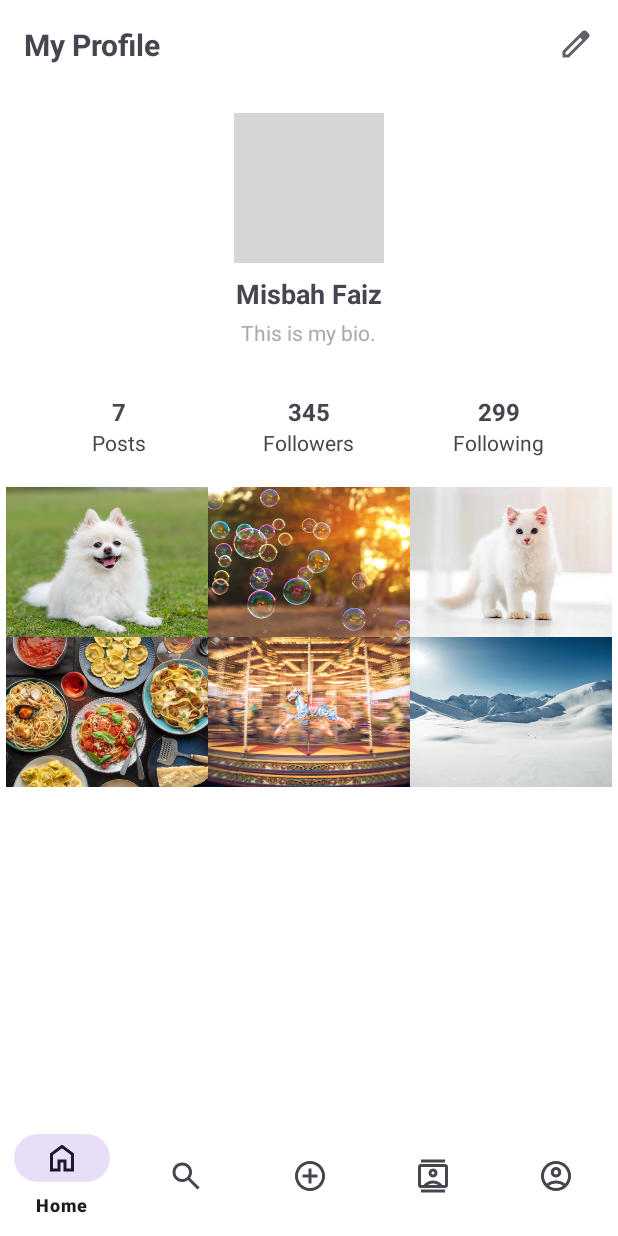
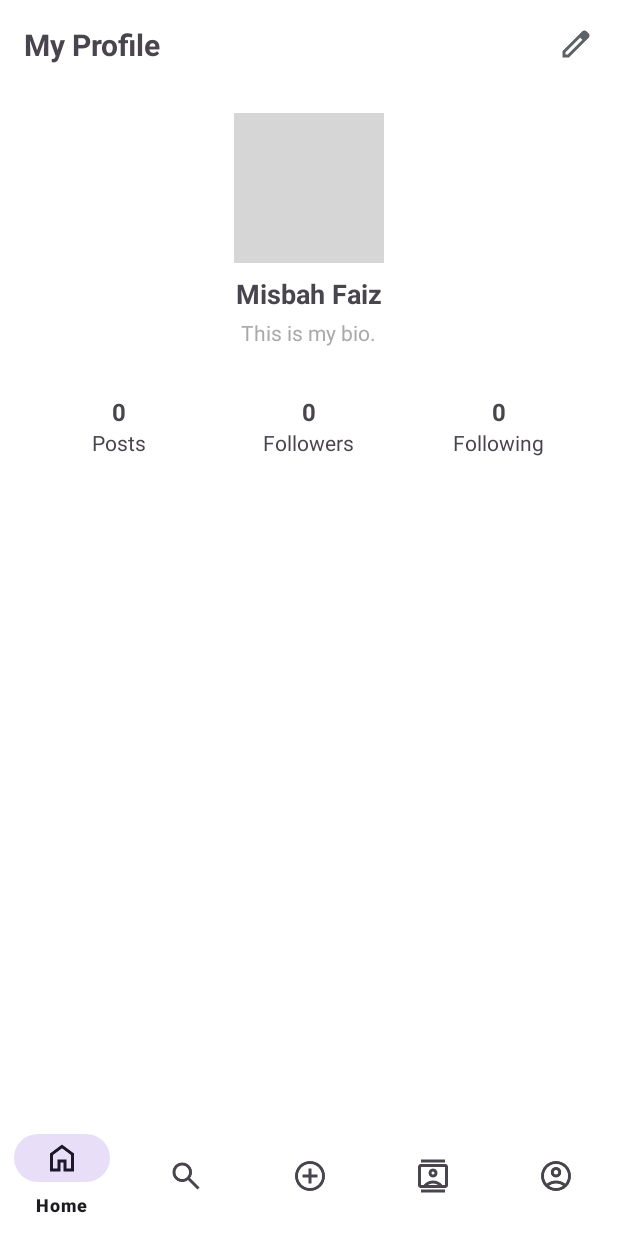
Before and after one commit to abeernoor05/ConnectMeApp, an Android app: the ProfileActivity screen opened directly, with no data from a screen before it, on a phone screen of 412 x 824 dp. Run offline under Robolectric (Android 15) with nearby library versions, the phone set to English and light mode, and no system bars; our stand-ins replace Firebase (no records; nobody signed in at launch, a user with empty details on screens opened directly), Volley; 1 statement that could not run was skipped; grey boxes are pictures that could not be loaded.

```diff
--- a/app/src/main/res/layout/activity_profile.xml
+++ b/app/src/main/res/layout/activity_profile.xml
@@ -4,7 +4,6 @@
     android:layout_width="match_parent"
     android:layout_height="match_parent"
     android:background="@color/white">
-
 
     <LinearLayout
         android:id="@+id/topBar"
@@ -13,8 +12,6 @@
         android:orientation="horizontal"
         android:padding="16dp"
         android:gravity="center_vertical">
-
-
 
         <RelativeLayout
             android:layout_width="0dp"
@@ -27,10 +24,8 @@
                 android:layout_height="wrap_content"
                 android:text="My Profile"
                 android:textSize="20sp"
-                android:textStyle="bold"
-                />
+                android:textStyle="bold" />
         </RelativeLayout>
-
 
         <RelativeLayout
             android:layout_width="wrap_content"
@@ -42,10 +37,9 @@
                 android:layout_height="24dp"
                 android:src="@drawable/edit"
                 android:clickable="true"
-                android:focusable="true"/>
+                android:focusable="true" />
         </RelativeLayout>
     </LinearLayout>
-
 
     <LinearLayout
         android:id="@+id/profileInfo"
@@ -56,7 +50,6 @@
         android:gravity="center"
         android:padding="16dp">
 
-
         <ImageView
             android:id="@+id/profilePic"
             android:layout_width="100dp"
@@ -65,8 +58,7 @@
             android:scaleType="centerCrop"
             android:layout_marginBottom="8dp"
             android:background="@drawable/circle_shape"
-            android:clipToOutline="true"/>
-
+            android:clipToOutline="true" />
 
         <TextView
             android:id="@+id/username"
@@ -75,8 +67,7 @@
             android:text="Misbah Faiz"
             android:textSize="18sp"
             android:textStyle="bold"
-            android:layout_marginBottom="4dp"/>
-
+            android:layout_marginBottom="4dp" />
 
         <TextView
             android:id="@+id/bio"
@@ -84,9 +75,8 @@
             android:layout_height="wrap_content"
             android:text="This is my bio."
             android:textSize="14sp"
-            android:textColor="@android:color/darker_gray"/>
+            android:textColor="@android:color/darker_gray" />
     </LinearLayout>
-
 
     <LinearLayout
         android:id="@+id/statsLayout"
@@ -96,7 +86,6 @@
         android:gravity="center"
         android:layout_below="@id/profileInfo"
         android:padding="16dp">
-
 
         <LinearLayout
             android:layout_width="0dp"
@@ -109,17 +98,16 @@
                 android:id="@+id/postCount"
                 android:layout_width="wrap_content"
                 android:layout_height="wrap_content"
-                android:text="7"
+                android:text="0"
                 android:textSize="16sp"
-                android:textStyle="bold"/>
+                android:textStyle="bold" />
 
             <TextView
                 android:layout_width="wrap_content"
                 android:layout_height="wrap_content"
                 android:text="Posts"
-                android:textSize="14sp"/>
+                android:textSize="14sp" />
         </LinearLayout>
-
 
         <LinearLayout
             android:layout_width="0dp"
@@ -132,18 +120,17 @@
                 android:id="@+id/followersCount"
                 android:layout_width="wrap_content"
                 android:layout_height="wrap_content"
-                android:text="345"
+                android:text="0"
                 android:textSize="16sp"
                 android:clickable="true"
-                android:textStyle="bold"/>
+                android:textStyle="bold" />
 
             <TextView
                 android:layout_width="wrap_content"
                 android:layout_height="wrap_content"
                 android:text="Followers"
-                android:textSize="14sp"/>
+                android:textSize="14sp" />
         </LinearLayout>
-
 
         <LinearLayout
             android:layout_width="0dp"
@@ -156,90 +143,26 @@
                 android:id="@+id/followingCount"
                 android:layout_width="wrap_content"
                 android:layout_height="wrap_content"
-                android:text="299"
+                android:text="0"
                 android:textSize="16sp"
                 android:clickable="true"
-                android:textStyle="bold"/>
+                android:textStyle="bold" />
 
             <TextView
                 android:layout_width="wrap_content"
                 android:layout_height="wrap_content"
                 android:text="Following"
-                android:textSize="14sp"/>
+                android:textSize="14sp" />
         </LinearLayout>
     </LinearLayout>
 
-
-    <LinearLayout
-        android:id="@+id/gridLayout"
+    <androidx.recyclerview.widget.RecyclerView
+        android:id="@+id/recyclerViewPosts"
         android:layout_width="match_parent"
-        android:layout_height="wrap_content"
-        android:orientation="vertical"
+        android:layout_height="0dp"
+        android:layout_above="@id/bottom_navigation"
         android:layout_below="@id/statsLayout"
-        android:padding="4dp">
-
-
-        <LinearLayout
-            android:layout_width="match_parent"
-            android:layout_height="wrap_content"
-            android:orientation="horizontal">
-
-            <ImageView
-                android:id="@+id/post1"
-                android:layout_width="0dp"
-                android:layout_height="100dp"
-                android:layout_weight="1"
-                android:scaleType="centerCrop"
-                android:src="@drawable/profile_placeholder"/>
-
-            <ImageView
-                android:id="@+id/post2"
-                android:layout_width="0dp"
-                android:layout_height="100dp"
-                android:layout_weight="1"
-                android:scaleType="centerCrop"
-                android:src="@drawable/post1"/>
-
-            <ImageView
-                android:id="@+id/post3"
-                android:layout_width="0dp"
-                android:layout_height="100dp"
-                android:layout_weight="1"
-                android:scaleType="centerCrop"
-                android:src="@drawable/post5"/>
-        </LinearLayout>
-
-        <!-- Row 2 -->
-        <LinearLayout
-            android:layout_width="match_parent"
-            android:layout_height="wrap_content"
-            android:orientation="horizontal">
-
-            <ImageView
-                android:id="@+id/post4"
-                android:layout_width="0dp"
-                android:layout_height="100dp"
-                android:layout_weight="1"
-                android:scaleType="centerCrop"
-                android:src="@drawable/post2"/>
-
-            <ImageView
-                android:id="@+id/post5"
-                android:layout_width="0dp"
-                android:layout_height="100dp"
-                android:layout_weight="1"
-                android:scaleType="centerCrop"
-                android:src="@drawable/post3"/>
-
-            <ImageView
-                android:id="@+id/post6"
-                android:layout_width="0dp"
-                android:layout_height="100dp"
-                android:layout_weight="1"
-                android:scaleType="centerCrop"
-                android:src="@drawable/post4"/>
-        </LinearLayout>
-    </LinearLayout>
+        android:padding="4dp" />
 
     <com.google.android.material.bottomnavigation.BottomNavigationView
         android:id="@+id/bottom_navigation"
@@ -247,6 +170,6 @@
         android:layout_height="wrap_content"
         android:layout_alignParentBottom="true"
         android:background="@color/white"
-        app:menu="@menu/bottom_navigation_menu"/>
+        app:menu="@menu/bottom_navigation_menu" />
 
 </RelativeLayout>
```
Also changed, not shown: app/src/main/java/com/abeernoor/i221122/ProfileActivity.kt (+125 -84 lines).
